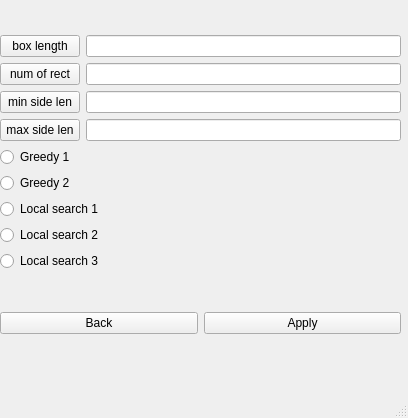
Before: the Qt Designer form resources/main_window.ui in forvev/optimization_algorithms, drawn with Qt 5.
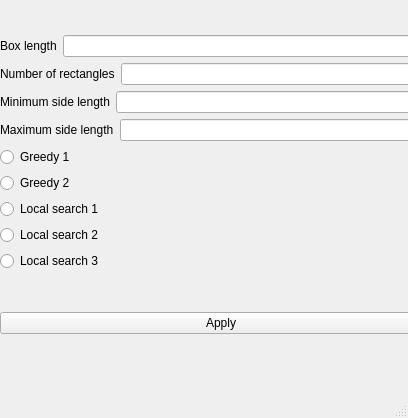
After: the same form once the commit is applied.

```diff
--- a/resources/main_window.ui
+++ b/resources/main_window.ui
@@ -19,7 +19,7 @@
      <rect>
       <x>0</x>
       <y>0</y>
-      <width>401</width>
+      <width>442</width>
       <height>371</height>
      </rect>
     </property>
@@ -29,9 +29,9 @@
        <item>
         <layout class="QHBoxLayout" name="horizontalLayout">
          <item>
-          <widget class="QPushButton" name="pb_box_length">
+          <widget class="QLabel" name="label">
            <property name="text">
-            <string>box length</string>
+            <string>Box length</string>
            </property>
           </widget>
          </item>
@@ -43,9 +43,9 @@
        <item>
         <layout class="QHBoxLayout" name="horizontalLayout_5">
          <item>
-          <widget class="QPushButton" name="pushButton_9">
+          <widget class="QLabel" name="label_2">
            <property name="text">
-            <string>num of rect</string>
+            <string>Number of rectangles</string>
            </property>
           </widget>
          </item>
@@ -57,9 +57,9 @@
        <item>
         <layout class="QHBoxLayout" name="horizontalLayout_4">
          <item>
-          <widget class="QPushButton" name="pushButton_8">
+          <widget class="QLabel" name="label_3">
            <property name="text">
-            <string>min side len</string>
+            <string>Minimum side length</string>
            </property>
           </widget>
          </item>
@@ -71,9 +71,9 @@
        <item>
         <layout class="QHBoxLayout" name="horizontalLayout_3">
          <item>
-          <widget class="QPushButton" name="pushButton_7">
+          <widget class="QLabel" name="label_4">
            <property name="text">
-            <string>max side len</string>
+            <string>Maximum side length</string>
            </property>
           </widget>
          </item>
@@ -125,13 +125,6 @@
      </item>
      <item>
       <layout class="QHBoxLayout" name="horizontalLayout_6">
-       <item>
-        <widget class="QPushButton" name="pushButton_11">
-         <property name="text">
-          <string>Back</string>
-         </property>
-        </widget>
-       </item>
        <item>
         <widget class="QPushButton" name="pb_apply">
          <property name="text">
```
